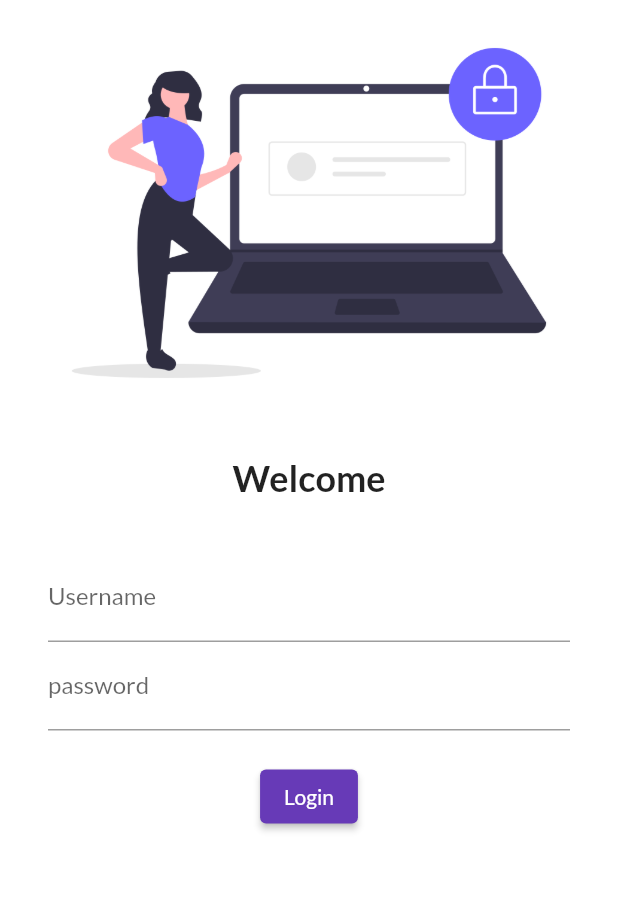
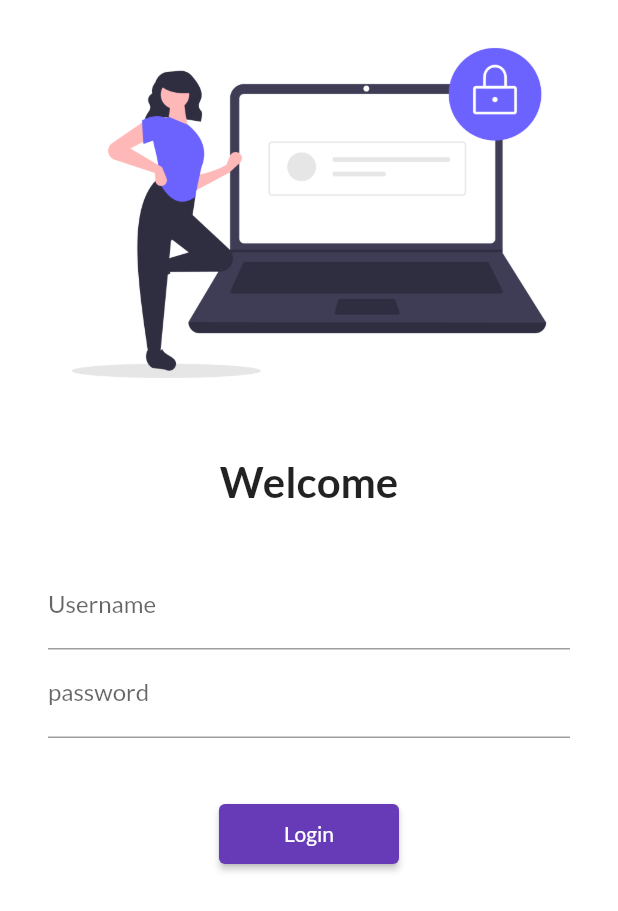
Before and after one commit to updesh126/flutter_catalog, a Flutter app: the screen it shows after launch, on a phone screen of 412 x 824 dp. Shown: the top 911 px of the screen. Run offline on Flutter 3.47's test engine with Material 2 defaults, Android fonts, the phone set to English and light mode, and no system bars; our stand-ins replace google_fonts.

Commit message:
day5 complete

```diff
--- a/lib/Pages/login_page.dart
+++ b/lib/Pages/login_page.dart
@@ -1,12 +1,14 @@
 // ignore_for_file: prefer_const_constructors, prefer_const_literals_to_create_immutables
 
 import 'package:flutter/material.dart';
+import 'package:flutter_catalog/utils/routes.dart';
 
 class LoginPage extends StatelessWidget {
   @override
   Widget build(BuildContext context) {
     return Material(
       color: Colors.white,
+      child: SingleChildScrollView(
         child: Column(
           children: [
             Image.asset(
@@ -19,7 +21,7 @@ class LoginPage extends StatelessWidget {
             Text(
               "Welcome",
               style: TextStyle(
-              fontSize: 24,
+                fontSize: 28,
                 fontWeight: FontWeight.bold,
               ),
             ),
@@ -41,12 +43,12 @@ class LoginPage extends StatelessWidget {
                         hintText: "Enter password", labelText: "password"),
                   ),
                   SizedBox(
-                  height: 20.0,
+                    height: 40.0,
                   ),
                   ElevatedButton(
-                  style: TextButton.styleFrom(),
+                    style: TextButton.styleFrom(minimumSize: Size(120, 40)),
                     onPressed: () {
-                    print("Hi Updesh");
+                      Navigator.pushNamed(context, MyRoutes.homeRoute);
                     },
                     child: Text("Login"),
                   )
@@ -55,6 +57,7 @@ class LoginPage extends StatelessWidget {
             ),
           ],
         ),
+      ),
     );
   }
 }
--- a/lib/main.dart
+++ b/lib/main.dart
@@ -1,5 +1,6 @@
 import 'package:flutter/material.dart';
 import 'package:flutter_catalog/Pages/login_page.dart';
+import 'package:flutter_catalog/utils/routes.dart';
 import 'package:google_fonts/google_fonts.dart';
 
 import 'Pages/home_page.dart';
@@ -27,8 +28,8 @@ class MyApp extends StatelessWidget {
       // initialRoute: "/home",
       routes: {
         "/": (context) => LoginPage(),
-        "/home": (context) => HomePage(),
-        "/login": (context) => LoginPage()
+        MyRoutes.homeRoute: (context) => HomePage(),
+        MyRoutes.loginRoute: (context) => LoginPage()
       },
     );
   }
--- /dev/null
+++ b/lib/utils/routes.dart
@@ -0,0 +1,4 @@
+class MyRoutes {
+  static String loginRoute = "/login";
+  static String homeRoute = "/home";
+}
```
Lines whose indentation alone changed are shown as unchanged.
